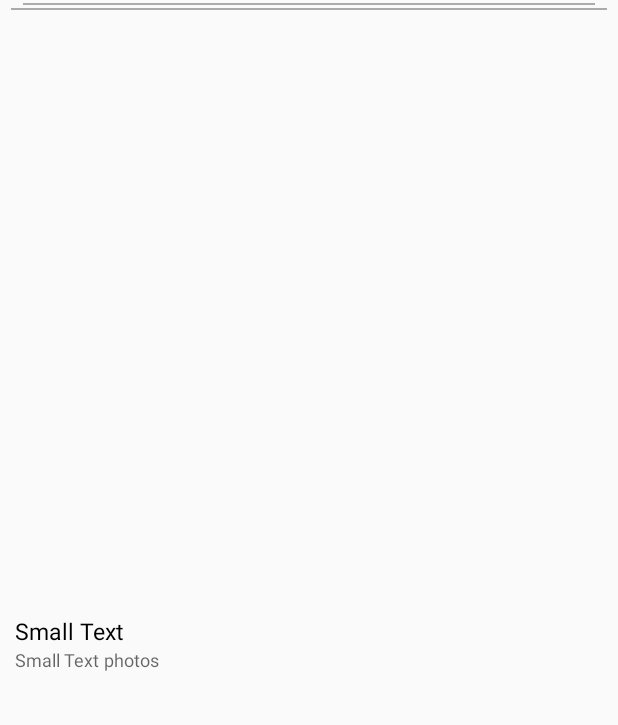
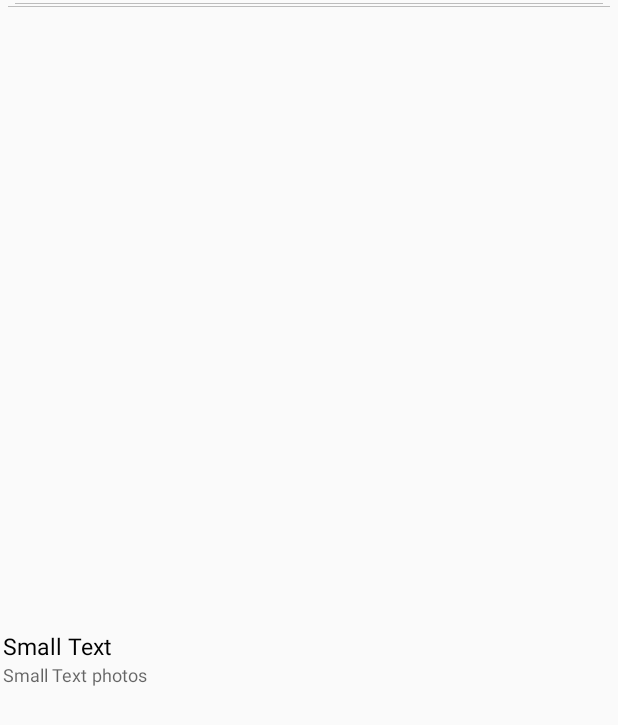
Before and after one commit to yaroslav-shlapak/FaceRelations, an Android app: the layout album_grid_item.xml on its own in the app's theme, with its tools: preview values and no code run, on a phone screen of 412 x 824 dp. Shown: the top 725 px of the screen. Run offline under Robolectric (Android 15) with nearby library versions, the light colour scheme and no system bars.

Commit message:
Album grid interface was prettyfied

```diff
--- a/app/build.gradle
+++ b/app/build.gradle
@@ -46,6 +46,7 @@ dependencies {
     compile 'com.android.support:design:23.3.0'
     compile 'com.android.support:support-v4:23.3.0'
     compile 'com.facebook.android:facebook-android-sdk:[4,5)'
+
     compile 'com.jakewharton:butterknife:7.0.1'
     //compile 'com.nostra13.universalimageloader:universal-image-loader:1.9.5'
     //compile 'com.squareup.retrofit:retrofit:1.9.0'
--- a/app/src/main/java/com/voidgreen/friendsrelations/PhotosGridAdapter.java
+++ b/app/src/main/java/com/voidgreen/friendsrelations/PhotosGridAdapter.java
@@ -71,7 +71,6 @@ public class PhotosGridAdapter extends BaseAdapter {
 
         String url = photos.get(position);
         imageView = (SquareImageView) view.findViewById(R.id.photosImageView);
-        imageView.setPadding(5, 5, 5, 5);
 
         /*Picasso.with(context).load(url)
                 .resize(0, 400).into(imageView);*/
--- a/app/src/main/res/layout/album_grid_item.xml
+++ b/app/src/main/res/layout/album_grid_item.xml
@@ -7,26 +7,25 @@
 
     <View
         android:layout_width="match_parent"
-        android:layout_height="1dp"
-        android:background="#ababab"
-        android:layout_marginLeft="15dp"
-        android:layout_marginRight="15dp"
-        android:layout_marginBottom="2dp"
+        android:layout_height="0.6dp"
+        android:background="#bcbcbc"
+        android:layout_marginLeft="10dp"
+        android:layout_marginRight="10dp"
+        android:layout_marginBottom="1.5dp"
         android:layout_marginTop="2dp"/>
 
     <View
         android:layout_width="match_parent"
-        android:layout_height="1dp"
-        android:background="#ababab"
-        android:layout_marginLeft="7dp"
-        android:layout_marginRight="7dp"
-        android:layout_marginBottom="2dp" />
+        android:layout_height="0.6dp"
+        android:background="#bcbcbc"
+        android:layout_marginLeft="5dp"
+        android:layout_marginRight="5dp"
+        android:layout_marginBottom="1.5dp" />
 
     <com.voidgreen.friendsrelations.SquareImageView
         android:layout_width="match_parent"
         android:layout_height="match_parent"
-        android:layout_marginLeft="5dp"
-        android:layout_marginRight="5dp"
+
         android:id="@+id/albumImageView" />
 
     <TextView
@@ -37,7 +36,8 @@
         android:id="@+id/albumName"
         android:textSize="15dp"
         android:textColor="@color/colorBlack"
-        android:layout_marginLeft="10dp"
+        android:layout_marginTop="2dp"
+        android:layout_marginLeft="2dp"
         android:ellipsize="end"
         android:maxLines="1"/>
 
@@ -45,7 +45,7 @@
         android:orientation="horizontal"
         android:layout_width="match_parent"
         android:layout_height="match_parent"
-        android:layout_marginLeft="10dp">
+        android:layout_marginLeft="2dp">
 
         <TextView
             android:layout_width="wrap_content"
@@ -64,8 +64,7 @@
             android:text=" photos"
             android:textSize="12dp"
             android:ellipsize="end"
-            android:maxLines="1"
-            android:layout_marginBottom="10dp"/>
+            android:maxLines="1"/>
     </LinearLayout>
 
     <!--android:scaleType="centerCrop"
--- a/app/src/main/res/layout/fragment_photos.xml
+++ b/app/src/main/res/layout/fragment_photos.xml
@@ -8,8 +8,8 @@
         android:id="@+id/photosGridView"
         android:layout_width="match_parent"
         android:layout_height="match_parent"
-        android:verticalSpacing="0dp"
-        android:horizontalSpacing="0dp"
+        android:verticalSpacing="5dp"
+        android:horizontalSpacing="5dp"
         android:stretchMode="columnWidth"
         android:numColumns="2"
         android:theme="@style/LayoutsStyle"/>
```
Also changed, not shown: app/src/main/res/layout/activity_main.xml (+6 -3 lines), app/src/main/res/layout/fragment_albums.xml (+5 -3 lines), app/src/main/res/layout/fragment_placeholder.xml (deleted, +0 -7 lines).
